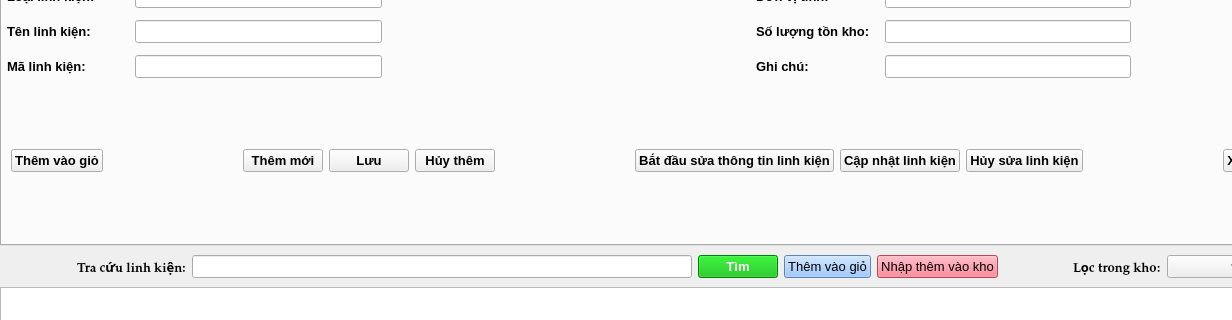
Before: the Qt Designer form NhapXuatKho_CNDT/mainwindow.ui in ngockhang2017/NhapXuatKho_CNDT, drawn with Qt 5; both pictures show x 0 to 1232 and y 150 to 470 of the 1323 by 729 pixel window.
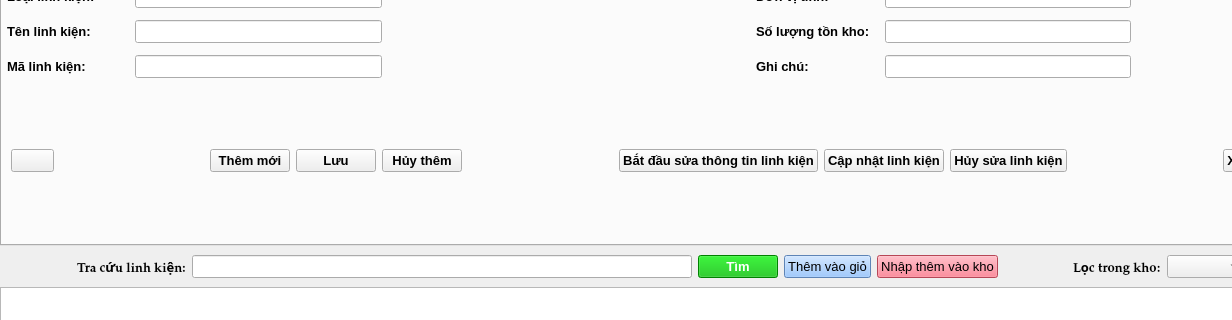
After: the same form once the commit is applied. The open tabs and pages were chosen to show the change. Icons and pictures are not drawn.

Patch:
```diff
--- a/NhapXuatKho_CNDT/mainwindow.ui
+++ b/NhapXuatKho_CNDT/mainwindow.ui
@@ -319,7 +319,7 @@
                  <string notr="true"/>
                 </property>
                 <property name="text">
-                 <string>Thêm vào giỏ</string>
+                 <string/>
                 </property>
                </widget>
               </item>
```
Left out of the diff: 2 changed lines with no effect on the pictures.
